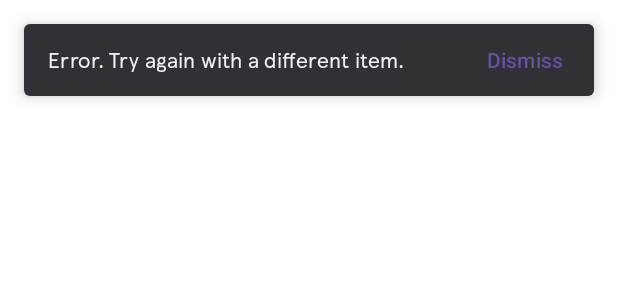
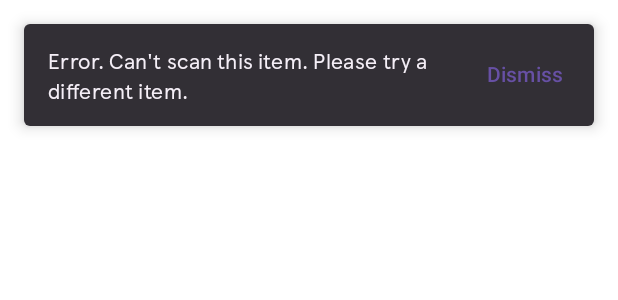
Before and after one commit to priya4991/hackathon-2024, an Android app built with Jetpack Compose: the @Preview function ErrorMessageView, on a phone screen of 412 x 824 dp. Shown: the top 300 px of the screen. Run offline under Robolectric (Android 15) with nearby library versions, the phone set to English and light mode, and no system bars; missing, so only their content is drawn: HackathonTheme.

Commit message:
error message change

```diff
--- a/app/src/main/java/com/example/hackathon/compose/ErrorMessage.kt
+++ b/app/src/main/java/com/example/hackathon/compose/ErrorMessage.kt
@@ -38,7 +38,7 @@ fun ErrorMessage(viewModel: AppViewModel?) {
                 },
 //                containerColor = colorResource(id = R.color.tesco_red).copy(alpha = 0.25f)
             ) {
-                Text("Error. Try again with a different item.",
+                Text("Error. Can't scan this item. Please try a different item.",
                     fontFamily = tescoFontFamily)
             }
         }
```
